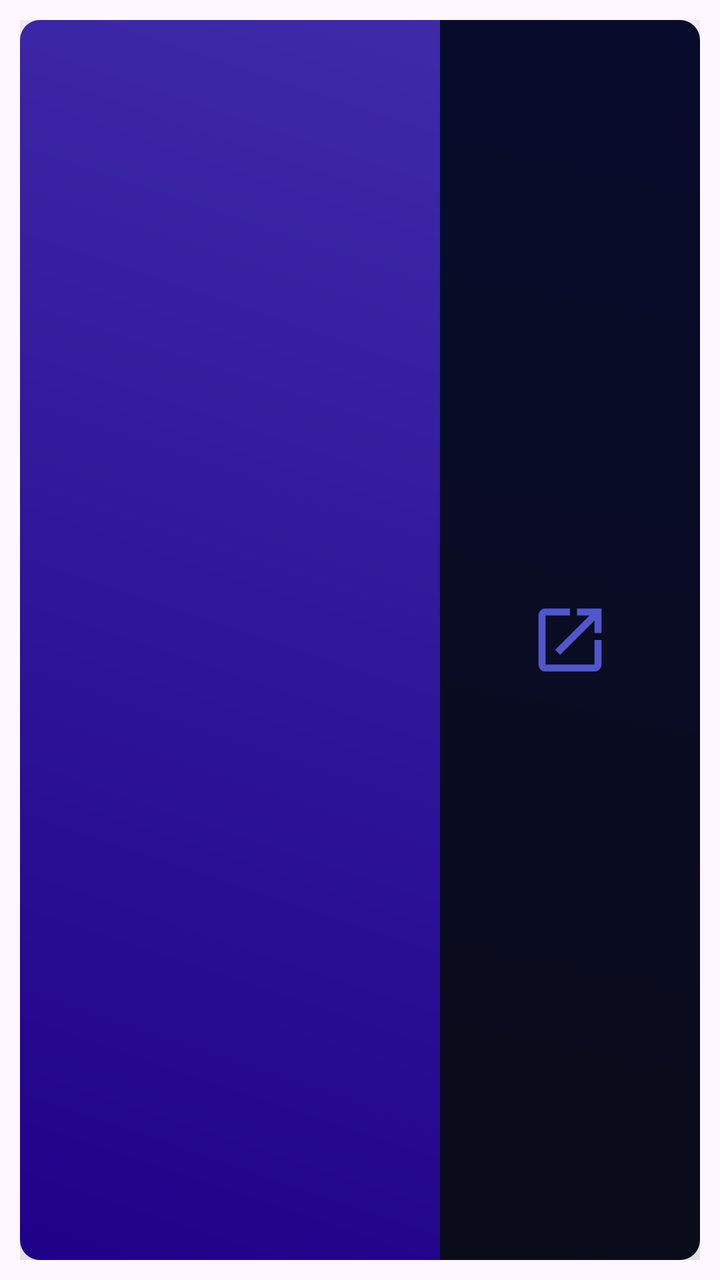
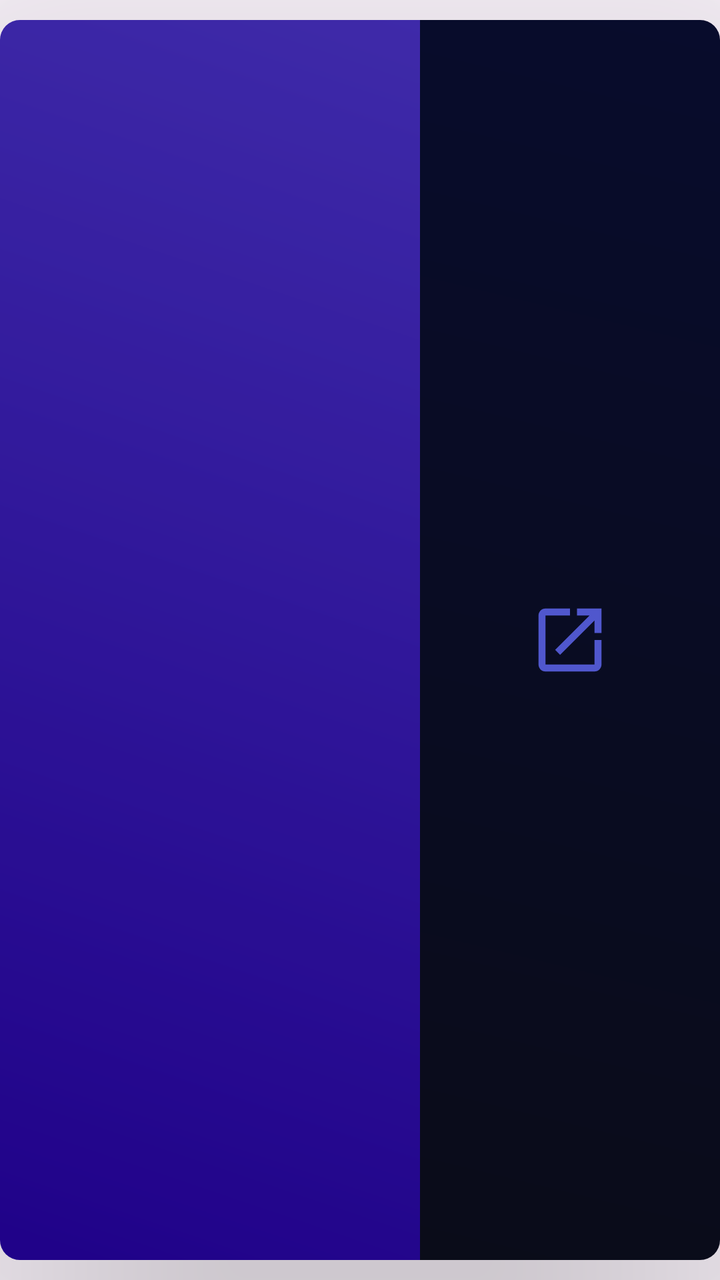

An Android layout rendered at two revisions. The XML below is the earlier revision; the diff shows what the commit changed to produce the second picture.
<!-- AndroidManifest.xml: application theme Theme.SocialLed -->
<!-- res/layout/item_signs_provider.xml -->
<?xml version="1.0" encoding="utf-8"?>
<androidx.constraintlayout.widget.ConstraintLayout xmlns:android="http://schemas.android.com/apk/res/android"
    android:layout_width="match_parent"
    android:layout_height="150dp"
    xmlns:app="http://schemas.android.com/apk/res-auto"
    android:padding="10dp"
    android:background="@color/transparent"
    >

    <com.google.android.material.card.MaterialCardView
        android:id="@+id/cvContainerSign"
        android:layout_width="match_parent"
        android:layout_height="match_parent"
        app:cardElevation="100dp"
        app:cardCornerRadius="10dp"
        app:strokeWidth="0dp"
        app:layout_constraintStart_toStartOf="parent"
        app:layout_constraintEnd_toEndOf="parent"
        app:layout_constraintTop_toTopOf="parent"
        app:layout_constraintBottom_toBottomOf="parent"
        android:background="@color/transparent">

        <androidx.constraintlayout.widget.ConstraintLayout
            android:layout_width="match_parent"
            android:layout_height="match_parent">


        <androidx.constraintlayout.widget.ConstraintLayout
            android:id="@+id/clNameSign"
            android:layout_width="210dp"
            android:layout_height="match_parent"
            app:layout_constraintStart_toStartOf="parent"
            app:layout_constraintTop_toTopOf="parent"
            app:layout_constraintBottom_toBottomOf="parent"
            app:layout_constraintEnd_toStartOf="@id/clButtonsSign"
            android:background="@drawable/item_name_sign_gradient">

            <TextView
                android:id="@+id/tvNameSign"
                android:layout_width="0dp"
                android:layout_height="0dp"
                android:textAllCaps="true"
                android:textSize="20sp"
                android:paddingHorizontal="25dp"
                android:textColor="@color/secondarySecond"
                app:layout_constraintStart_toStartOf="parent"
                app:layout_constraintBottom_toBottomOf="parent"
                app:layout_constraintEnd_toEndOf="parent"
                app:layout_constraintTop_toTopOf="parent"
                android:gravity="center"


                />

            <FrameLayout
                android:id="@+id/flBehindTransparent"
                android:layout_width="0dp"
                android:layout_height="0dp"
                app:layout_constraintStart_toStartOf="parent"
                app:layout_constraintEnd_toEndOf="parent"
                app:layout_constraintBottom_toBottomOf="parent"
                app:layout_constraintTop_toTopOf="parent"
                android:background="@color/black_transparent"

                />

        </androidx.constraintlayout.widget.ConstraintLayout>


        <androidx.constraintlayout.widget.ConstraintLayout
            android:id="@+id/clButtonsSign"
            android:layout_width="0dp"
            android:layout_height="match_parent"
            app:layout_constraintStart_toEndOf="@id/clNameSign"
            app:layout_constraintEnd_toEndOf="parent"
            app:layout_constraintTop_toTopOf="parent"
            app:layout_constraintBottom_toBottomOf="parent"
            android:background="@drawable/item_buttons_signs_gradient"
            >

            <ImageButton
                android:id="@+id/btnFullViewSigns"
                android:layout_width="42dp"
                android:layout_height="42dp"
                app:layout_constraintStart_toStartOf="parent"
                app:layout_constraintTop_toTopOf="parent"
                app:layout_constraintBottom_toBottomOf="parent"
                android:background="@drawable/ic_view_complete"
                android:backgroundTint="@color/tertiarySecond"
                app:layout_constraintEnd_toEndOf="parent"


                />



        </androidx.constraintlayout.widget.ConstraintLayout>


        </androidx.constraintlayout.widget.ConstraintLayout>

    </com.google.android.material.card.MaterialCardView>


</androidx.constraintlayout.widget.ConstraintLayout>
<!-- resources referenced by this layout -->
<resources>
  <color name="black_transparent">#40000000</color>
  <color name="secondarySecond">#CAC5C5</color>
  <color name="tertiarySecond">#5057CD</color>
  <color name="transparent">#00000000</color>
  <!-- drawable ic_view_complete (drawable) -->
  <vector android:autoMirrored="true" android:height="24dp"
      android:tint="#FFFFFF" android:viewportHeight="24"
      android:viewportWidth="24" android:width="24dp" xmlns:android="http://schemas.android.com/apk/res/android">
      <path android:fillColor="@android:color/white" android:pathData="M19,19H5V5h7V3H5c-1.11,0 -2,0.9 -2,2v14c0,1.1 0.89,2 2,2h14c1.1,0 2,-0.9 2,-2v-7h-2v7zM14,3v2h3.59l-9.83,9.83 1.41,1.41L19,6.41V10h2V3h-7z"/>
  </vector>
  <!-- drawable item_buttons_signs_gradient (drawable) -->
  <?xml version="1.0" encoding="utf-8"?>
  <shape xmlns:android="http://schemas.android.com/apk/res/android">
      <gradient
          android:startColor="#0A0C19"
          android:endColor="#080C2C"
          android:type="linear"
          android:angle="45" />
  </shape>
  <!-- drawable item_name_sign_gradient (drawable) -->
  <?xml version="1.0" encoding="utf-8"?>
  <shape xmlns:android="http://schemas.android.com/apk/res/android">
      <gradient
          android:startColor="#2A02B6"
          android:endColor="#5338E1"
          android:type="linear"
          android:angle="45" />
  </shape>
  <style name="Theme.SocialLed" parent="Base.Theme.SocialLed" />
  <style name="Base.Theme.SocialLed" parent="Theme.Material3.DayNight.NoActionBar">
  
          <item name="fontFamily">@font/dmsan</item>
          <item name="android:statusBarColor">@color/tertiary</item>
  
      </style>
  <color name="tertiary">#04042E</color>
</resources>

<!-- the commit's change to res/layout/item_signs_provider.xml (unified diff, before → after) -->
@@ -3,7 +3,6 @@
     android:layout_width="match_parent"
     android:layout_height="150dp"
     xmlns:app="http://schemas.android.com/apk/res-auto"
-    android:padding="10dp"
     android:background="@color/transparent"
     >
 
@@ -18,7 +17,8 @@
         app:layout_constraintEnd_toEndOf="parent"
         app:layout_constraintTop_toTopOf="parent"
         app:layout_constraintBottom_toBottomOf="parent"
-        android:background="@color/transparent">
+        android:background="@color/transparent"
+        android:layout_marginVertical="10dp">
 
         <androidx.constraintlayout.widget.ConstraintLayout
             android:layout_width="match_parent"
